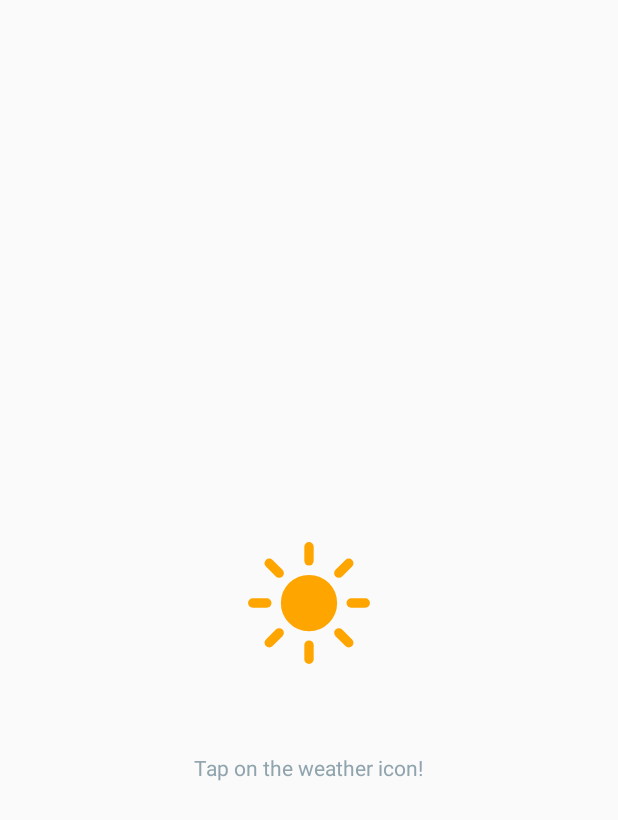
After one commit to romsper/weatherapp-android, an Android app: the layout activity_splashscreen.xml on its own in the app's theme, with its tools: preview values and no code run, on a phone screen of 412 x 824 dp. The commit adds this screen. Shown: the top 820 px of the screen. Run offline under Robolectric (Android 15) with nearby library versions, the phone set to English and light mode, and no system bars.

Commit message:
Added animation and splashscreen

```diff
--- a/app/src/main/AndroidManifest.xml
+++ b/app/src/main/AndroidManifest.xml
@@ -16,13 +16,14 @@
         android:supportsRtl="true"
         android:theme="@style/AppTheme"
         tools:ignore="GoogleAppIndexingWarning">
-        <activity android:name=".screen.MainActivity">
+        <activity android:name=".SplashActivity" android:theme="@style/SplashScreenTheme">
             <intent-filter>
                 <action android:name="android.intent.action.MAIN" />
 
                 <category android:name="android.intent.category.LAUNCHER" />
             </intent-filter>
         </activity>
+        <activity android:name=".screen.MainActivity" />
     </application>
 
 </manifest>
--- a/app/src/main/java/com/romsper/weatherapp/fragment/WeatherViewModel.kt
+++ b/app/src/main/java/com/romsper/weatherapp/fragment/WeatherViewModel.kt
@@ -3,7 +3,7 @@ package com.romsper.weatherapp.fragment
 import androidx.lifecycle.MutableLiveData
 import com.romsper.weatherapp.model.WeatherModel
 import com.romsper.weatherapp.network.ApiFactory
-import com.romsper.weatherapp.screen.corutines.BaseViewModel
+import com.romsper.weatherapp.network.BaseViewModel
 import retrofit2.Response
 
 class WeatherViewModel: BaseViewModel() {
--- a/app/src/main/java/com/romsper/weatherapp/model/ForecastModel.kt
+++ b/app/src/main/java/com/romsper/weatherapp/model/ForecastModel.kt
@@ -10,7 +10,7 @@ data class ForecastModel(
     @SerializedName("cod")
     var cod: String,
     @SerializedName("list")
-    var list: List<X>,
+    var list: List<Forecast>,
     @SerializedName("message")
     var message: Double
 )
@@ -41,7 +41,7 @@ data class Coord(
     var lon: Double
 )
 
-data class X(
+data class Forecast(
     @SerializedName("clouds")
     var clouds: Clouds,
     @SerializedName("dt")
--- a/app/src/main/java/com/romsper/weatherapp/screen/corutines/BaseViewModel.kt
+++ b/app/src/main/java/com/romsper/weatherapp/network/BaseViewModel.kt
@@ -1,4 +1,4 @@
-package com.romsper.weatherapp.screen.corutines
+package com.romsper.weatherapp.network
 
 import androidx.lifecycle.ViewModel
 import kotlinx.coroutines.*
--- a/app/src/main/java/com/romsper/weatherapp/screen/MainViewModel.kt
+++ b/app/src/main/java/com/romsper/weatherapp/screen/MainViewModel.kt
@@ -3,7 +3,7 @@ package com.romsper.weatherapp.screen
 import androidx.lifecycle.MutableLiveData
 import com.romsper.weatherapp.model.ForecastModel
 import com.romsper.weatherapp.network.ApiFactory
-import com.romsper.weatherapp.screen.corutines.BaseViewModel
+import com.romsper.weatherapp.network.BaseViewModel
 
 class MainViewModel : BaseViewModel() {
     val forecastModel = MutableLiveData<ForecastModel>()
--- /dev/null
+++ b/app/src/main/res/layout/activity_splashscreen.xml
@@ -0,0 +1,31 @@
+<?xml version="1.0" encoding="utf-8"?>
+<LinearLayout
+    xmlns:android="http://schemas.android.com/apk/res/android"
+    xmlns:app="http://schemas.android.com/apk/res-auto"
+    xmlns:tools="http://schemas.android.com/tools"
+    android:layout_width="match_parent"
+    android:layout_height="match_parent"
+    tools:context=".SplashActivity">
+
+    <LinearLayout
+        android:layout_width="match_parent"
+        android:layout_height="match_parent"
+        android:gravity="center_vertical|center_horizontal"
+        android:orientation="vertical">
+
+        <ImageView
+            android:id="@+id/splash_weather_icon"
+            android:layout_width="200dp"
+            android:layout_height="200dp"
+            android:background="@drawable/ic_sunny" />
+
+        <TextView
+            android:id="@+id/text_splashscreen"
+            android:layout_width="wrap_content"
+            android:layout_height="wrap_content"
+            android:text="Tap on the weather icon!"
+            android:textColor="@color/blueGrey"/>
+
+    </LinearLayout>
+
+</LinearLayout>
--- a/app/src/main/res/values/colors.xml
+++ b/app/src/main/res/values/colors.xml
@@ -1,7 +1,7 @@
 <?xml version="1.0" encoding="utf-8"?>
 <resources>
-    <color name="colorPrimary">#008577</color>
-    <color name="colorPrimaryDark">#00574B</color>
+    <color name="colorPrimary">#000000</color>
+    <color name="colorPrimaryDark">#000000</color>
     <color name="colorAccent">#D81B60</color>
     <color name="blueGrey">#90A4AE</color>
 </resources>
--- a/app/src/main/res/values/styles.xml
+++ b/app/src/main/res/values/styles.xml
@@ -22,4 +22,8 @@
         <item name="android:textColorHint">#80999999</item>
         <item name="android:textColor">#FFFFFF</item>
     </style>
+
+    <style name="SplashScreenTheme" parent="Theme.AppCompat.NoActionBar">
+        <item name="android:windowBackground">@color/design_default_color_surface</item>
+    </style>
 </resources>
--- a/build.gradle
+++ b/build.gradle
@@ -8,7 +8,7 @@ buildscript {
 
     }
     dependencies {
-        classpath 'com.android.tools.build:gradle:3.6.1'
+        classpath 'com.android.tools.build:gradle:3.6.2'
         classpath "org.jetbrains.kotlin:kotlin-gradle-plugin:$kotlin_version"
         // NOTE: Do not place your application dependencies here; they belong
         // in the individual module build.gradle files
```
Also changed, not shown: app/src/main/java/com/romsper/weatherapp/SplashActivity.kt (added, +30 -0 lines), app/src/main/java/com/romsper/weatherapp/adapter/ForecastAdapter.kt (added, +58 -0 lines), app/src/main/java/com/romsper/weatherapp/fragment/ForecastFragment.kt (added, +34 -0 lines), app/src/main/java/com/romsper/weatherapp/fragment/ForecastViewModel.kt (added, +18 -0 lines), app/src/main/java/com/romsper/weatherapp/screen/MainActivity.kt (+21 -5 lines), app/src/main/res/drawable/animation_weather_icon.xml (added, +9 -0 lines), app/src/main/res/drawable/splash_background.xml (added, +10 -0 lines), app/src/main/res/layout/backlayer.xml (+4 -5 lines), app/src/main/res/layout/forecast_fragment.xml (added, +54 -0 lines).
